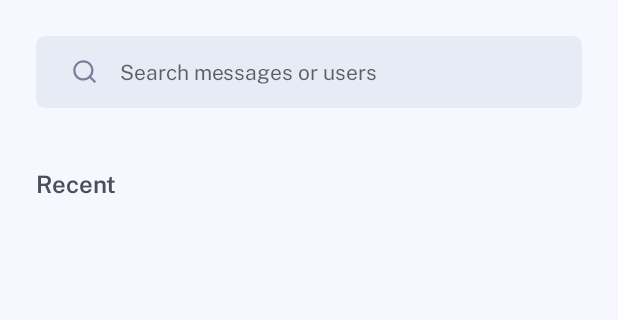
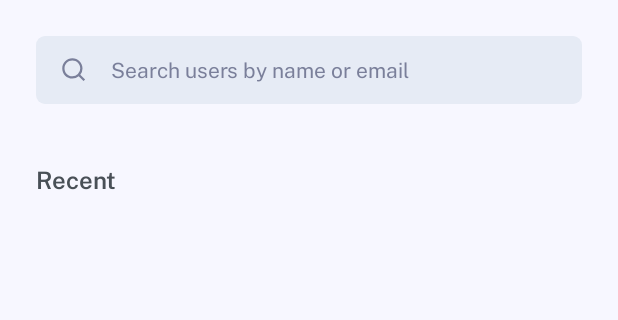
Before and after one commit to manhtuong210902/ChatApp_Android17, an Android app: the ChatHomeFragment screen opened directly, with no data from a screen before it, on a phone screen of 412 x 824 dp, the part 78-398 px from its top. Run offline under Robolectric (Android 15) with nearby library versions, the phone set to English and light mode, and no system bars; our stand-ins replace CircleImageView, Firebase (no records; nobody signed in at launch, a user with empty details on screens opened directly), Picasso; pictures from the network do not load; 3 statements that could not run were skipped.

Commit message:
fix bug search user https://mtuong669.atlassian.net/browse/A2G-28

```diff
--- a/app/src/main/res/layout/activity_search_users.xml
+++ b/app/src/main/res/layout/activity_search_users.xml
@@ -20,7 +20,8 @@
         <ImageView
             android:id="@+id/btn_close"
             android:layout_width="wrap_content"
-            android:layout_height="wrap_content"
+            android:layout_height="match_parent"
+            android:paddingRight="10dp"
             android:gravity="center"
             android:src="@drawable/ic_arrow_left_s_line" />
 
@@ -31,7 +32,6 @@
                 android:id="@+id/etSearchUser"
                 android:fontFamily="@font/public_sans_regular"
                 android:textSize="14dp"
-                android:layout_marginLeft="10dp"
                 android:paddingVertical="8dp"
                 android:textColor="@color/primary_text"
                 android:hint="Search user ..."
--- a/app/src/main/res/layout/fragment_home_chat.xml
+++ b/app/src/main/res/layout/fragment_home_chat.xml
@@ -27,21 +27,30 @@
             android:textStyle="bold"
             android:layout_marginBottom="24dp"/>
 
-        <androidx.appcompat.widget.SearchView
-            android:id="@+id/c_svSearch"
+        <LinearLayout
             android:layout_width="match_parent"
-            android:layout_height="wrap_content"
+            android:layout_height="45dp"
+            android:orientation="horizontal"
+            android:id="@+id/searchBtn"
             android:background="@drawable/chat_bg_border_radius_8dp"
-            app:defaultQueryHint="Search messages or users"
-            app:iconifiedByDefault="false"
-            app:searchIcon="@drawable/ic_search_line"
-            android:theme="@style/AppSearchView"
-            app:queryBackground="@android:color/transparent"
-            app:submitBackground="@android:color/transparent"
             android:gravity="center_vertical"
-            />
+            android:paddingHorizontal="16dp"
+            >
+            <ImageView
+                android:layout_width="wrap_content"
+                android:layout_height="wrap_content"
+                android:src="@drawable/ic_search_line"
+                android:layout_marginRight="16dp"/>
+
+            <TextView
+                android:layout_width="wrap_content"
+                android:layout_height="wrap_content"
+                android:textSize="14sp"
+                android:fontFamily="@font/public_sans_regular"
+                android:textColor="@color/secondary_text"
+                android:text="Search users by name or email"/>
+        </LinearLayout>
     </LinearLayout>
-
 
     <androidx.recyclerview.widget.RecyclerView
         android:id="@+id/c_rcvOnlineUser"
```
Also changed, not shown: app/src/main/java/com/example/chatapp/activities/SearchUsersActivity.java (+29 -23 lines), app/src/main/java/com/example/chatapp/fragments/ChatHomeFragment.java (+3 -53 lines).
